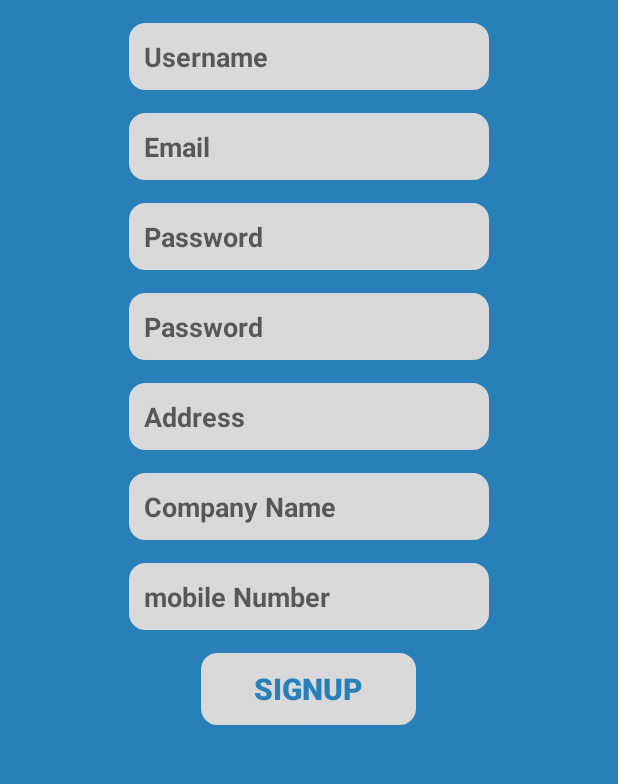
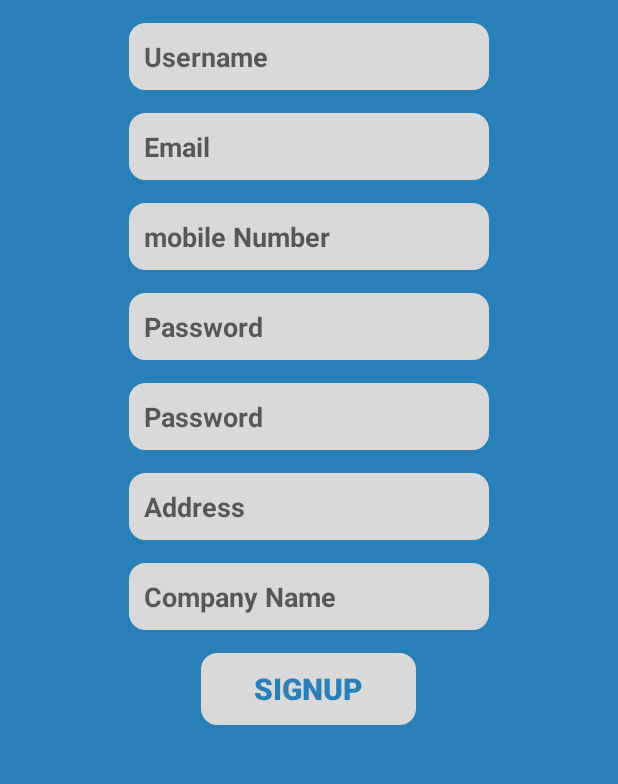
Before and after one commit to amotie/Best_Price_UserApp., an Android app: the screen it shows after launch (Signup), after a tap on "Create Account", on a phone screen of 412 x 824 dp, the part 230-1014 px from its top. Run offline under Robolectric (Android 15) with nearby library versions, the phone set to English and light mode, and no system bars; 1 other tap on this screen came first.

Commit message:
intitial commit

```diff
--- a/projects/app/src/main/AndroidManifest.xml
+++ b/projects/app/src/main/AndroidManifest.xml
@@ -1,7 +1,8 @@
 <?xml version="1.0" encoding="utf-8"?>
 <manifest xmlns:android="http://schemas.android.com/apk/res/android"
     package="com.example.amotie.pharmacyproject">
-
+<uses-permission android:name="android.permission.INTERNET"/>
+    <uses-permission android:name="android.permission.ACCESS_NETWORK_STATE"/>
     <application
         android:allowBackup="true"
         android:icon="@mipmap/ic_launcher"
--- a/projects/app/src/main/java/com/example/amotie/pharmacyproject/Login.java
+++ b/projects/app/src/main/java/com/example/amotie/pharmacyproject/Login.java
@@ -1,23 +1,62 @@
 package com.example.amotie.pharmacyproject;
 
+import android.content.Context;
 import android.content.Intent;
+import android.net.ConnectivityManager;
+import android.net.NetworkInfo;
 import android.support.v7.app.AppCompatActivity;
 import android.os.Bundle;
 import android.view.View;
+import android.widget.EditText;
+import android.widget.ImageView;
+import android.widget.LinearLayout;
+import android.widget.ProgressBar;
+import android.widget.Toast;
+
+import java.math.BigInteger;
 
 public class Login extends AppCompatActivity {
-
+    EditText username,password;
+    ImageView logo;
+LinearLayout linearLayout;
+ProgressBar progressBar;
     @Override
     protected void onCreate(Bundle savedInstanceState) {
         super.onCreate(savedInstanceState);
         setContentView(R.layout.activity_login);
+        username=(EditText)findViewById(R.id.username);
+        password=(EditText)findViewById(R.id.password);
+        logo=(ImageView)findViewById(R.id.logo);
+        linearLayout=(LinearLayout)findViewById(R.id.liner);
+        progressBar=(ProgressBar)findViewById(R.id.progressbar);
     }
     public void Create_Account(View view){
         Intent intent=new Intent(this,Signup.class);
         startActivity(intent);
     }
     public void Login(View view){
-Intent intent=new Intent(this,MainActivity.class);
-startActivity(intent);
+        String usernameText=username.getText().toString();
+        ConnectivityManager connectivityManager=(ConnectivityManager) getApplicationContext().getSystemService(Context.CONNECTIVITY_SERVICE);
+        NetworkInfo networkInfo=connectivityManager.getActiveNetworkInfo();
+        boolean isConnected=networkInfo!=null&&networkInfo.isConnectedOrConnecting();
+        if(isConnected==true){
+            byte[]md5input=password.getText().toString().getBytes();
+            BigInteger md5data=null;
+
+            try {
+                md5data=new BigInteger(1,md5.encryptMD5(md5input));
+            } catch (Exception e) {
+                e.printStackTrace();
+            }
+            String md5st = md5data.toString(16);
+Network network=new Network(Login.this);
+network.execute(usernameText,"123123");
+        }
+        else{
+            Toast.makeText(getApplicationContext(), "Connect to Network  ", Toast.LENGTH_SHORT).show();
+
+        }
+
+
     }
 }
--- a/projects/app/src/main/java/com/example/amotie/pharmacyproject/Signup.java
+++ b/projects/app/src/main/java/com/example/amotie/pharmacyproject/Signup.java
@@ -1,19 +1,58 @@
 package com.example.amotie.pharmacyproject;
 
+import android.content.Context;
 import android.content.Intent;
+import android.net.ConnectivityManager;
+import android.net.NetworkInfo;
 import android.support.v7.app.AppCompatActivity;
 import android.os.Bundle;
 import android.view.View;
+import android.widget.EditText;
+import android.widget.Toast;
+
+import java.math.BigInteger;
 
 public class Signup extends AppCompatActivity {
+    EditText username, email, phone, password, password1, address, companyname;
 
     @Override
     protected void onCreate(Bundle savedInstanceState) {
         super.onCreate(savedInstanceState);
         setContentView(R.layout.activity_signup);
+        username = (EditText) findViewById(R.id.username);
+        email = (EditText) findViewById(R.id.email);
+       phone = (EditText) findViewById(R.id.phone3);
+        password = (EditText) findViewById(R.id.password);
+        password1 = (EditText) findViewById(R.id.password1);
+        address = (EditText) findViewById(R.id.address);
+        companyname = (EditText) findViewById(R.id.companyname);
     }
-    public void SignUp(View view){
-        Intent intent=new Intent(this,Login.class);
-startActivity(intent);
+
+    public void SignUp(View view) {
+        ConnectivityManager connectivityManager = (ConnectivityManager) getApplicationContext().getSystemService(Context.CONNECTIVITY_SERVICE);
+        NetworkInfo networkInfo = connectivityManager.getActiveNetworkInfo();
+        boolean isConnected = networkInfo != null && networkInfo.isConnectedOrConnecting();
+        if (isConnected == true) {
+            if (password.getText().toString().equals(password1.getText().toString()) ) {
+
+                byte[] md5input = password.getText().toString().getBytes();
+                BigInteger md5data = null;
+
+                try {
+                    md5data = new BigInteger(1, md5.encryptMD5(md5input));
+                } catch (Exception e) {
+                    e.printStackTrace();
+                }
+                String md5st = md5data.toString(16);
+                NetworkRegester networkRegester = new NetworkRegester(Signup.this);
+                networkRegester.execute(/*username.getText().toString(), email.getText().toString(), phone.getText().toString(), md5st, address.getText().toString(), companyname.getText().toString()*/"ali","amotie@outlook.com","01001288970",md5st,"adas","asdasd");
+            }
+            else{
+                Toast.makeText(getApplicationContext(), "Password is not correct ", Toast.LENGTH_SHORT).show();
+            }
+        }
+        else {
+            Toast.makeText(getApplicationContext(), "Connect to Network  ", Toast.LENGTH_SHORT).show();
+        }
     }
 }
--- a/projects/app/src/main/java/com/example/amotie/pharmacyproject/Track_Order.java
+++ b/projects/app/src/main/java/com/example/amotie/pharmacyproject/Track_Order.java
@@ -7,7 +7,7 @@ import android.view.View;
 import android.view.ViewGroup;
 import android.widget.BaseAdapter;
 import android.widget.ListView;
-import android.widget.TextView;
+
 
 public class Track_Order extends AppCompatActivity {
 
--- a/projects/app/src/main/res/layout/activity_signup.xml
+++ b/projects/app/src/main/res/layout/activity_signup.xml
@@ -17,75 +17,37 @@
         android:layout_gravity="center"
         android:layout_weight="1"
         />
+
     <LinearLayout
         android:layout_width="match_parent"
         android:layout_height="wrap_content"
-        android:orientation="vertical"
-        android:layout_weight="3">
+        android:layout_weight="3"
+        android:orientation="vertical">
+
         <EditText
+            android:id="@+id/usename"
             android:layout_width="240dp"
             android:layout_height="wrap_content"
+            android:layout_gravity="center"
+            android:layout_marginTop="15dp"
             android:background="@drawable/border"
             android:backgroundTint="@color/colorAccent"
+            android:hint="Username"
+            android:shadowColor="#000000"
+            android:textStyle="bold" />
+
+        <EditText
+            android:id="@+id/email"
+            android:layout_width="240dp"
+
+            android:layout_height="wrap_content"
             android:layout_gravity="center"
-        android:textStyle="bold"
-        android:shadowColor="#000000"
-        android:hint="Username"
-        android:layout_marginTop="15dp"/>
-    <EditText
-        android:layout_width="240dp"
-        android:layout_height="wrap_content"
-
+            android:layout_marginTop="15dp"
             android:background="@drawable/border"
             android:backgroundTint="@color/colorAccent"
-        android:layout_gravity="center"
-        android:textStyle="bold"
+            android:hint="Email"
             android:shadowColor="#000000"
-        android:hint="Email"
-        android:layout_marginTop="15dp"/>
-    <EditText
-        android:layout_width="240dp"
-        android:layout_height="wrap_content"
-        android:background="@drawable/border"
-        android:backgroundTint="@color/colorAccent"
-        android:layout_gravity="center"
-        android:textStyle="bold"
-        android:shadowColor="#000000"
-        android:hint="Password"
-        android:inputType="textPassword"
-        android:layout_marginTop="15dp"
-        />
-    <EditText
-        android:layout_width="240dp"
-        android:layout_height="wrap_content"
-        android:background="@drawable/border"
-        android:backgroundTint="@color/colorAccent"
-        android:layout_gravity="center"
-        android:textStyle="bold"
-        android:shadowColor="#000000"
-        android:hint="Password"
-        android:inputType="textPassword"
-        android:layout_marginTop="15dp"/>
-    <EditText
-        android:layout_width="240dp"
-        android:layout_height="wrap_content"
-        android:background="@drawable/border"
-        android:backgroundTint="@color/colorAccent"
-      android:layout_gravity="center"
-        android:textStyle="bold"
-        android:shadowColor="#000000"
-        android:hint="Address"
-        android:layout_marginTop="15dp"/>
-    <EditText
-        android:layout_width="240dp"
-        android:layout_height="wrap_content"
-        android:background="@drawable/border"
-        android:backgroundTint="@color/colorAccent"
-        android:layout_gravity="center"
-        android:textStyle="bold"
-        android:shadowColor="#000000"
-        android:hint="Company Name"
-        android:layout_marginTop="15dp"/>
+            android:textStyle="bold" />
         <EditText
             android:layout_width="240dp"
             android:layout_height="wrap_content"
@@ -95,23 +57,75 @@
             android:textStyle="bold"
             android:shadowColor="#000000"
             android:hint="mobile Number"
+            android:id="@+id/phone3"
             android:inputType="phone"
             android:layout_marginTop="15dp"
             />
+        <EditText
+            android:id="@+id/password"
+            android:layout_width="240dp"
+            android:layout_height="wrap_content"
+            android:layout_gravity="center"
+            android:layout_marginTop="15dp"
+            android:background="@drawable/border"
+            android:backgroundTint="@color/colorAccent"
+            android:hint="Password"
+            android:inputType="textPassword"
+            android:shadowColor="#000000"
+            android:textStyle="bold" />
+
+        <EditText
+            android:id="@+id/password1"
+            android:layout_width="240dp"
+            android:layout_height="wrap_content"
+            android:layout_gravity="center"
+            android:layout_marginTop="15dp"
+            android:background="@drawable/border"
+            android:backgroundTint="@color/colorAccent"
+            android:hint="Password"
+            android:inputType="textPassword"
+            android:shadowColor="#000000"
+            android:textStyle="bold" />
+
+        <EditText
+            android:id="@+id/address"
+            android:layout_width="240dp"
+            android:layout_height="wrap_content"
+            android:layout_gravity="center"
+            android:layout_marginTop="15dp"
+            android:background="@drawable/border"
+            android:backgroundTint="@color/colorAccent"
+            android:hint="Address"
+            android:shadowColor="#000000"
+            android:textStyle="bold" />
+
+        <EditText
+            android:id="@+id/companyname"
+            android:layout_width="240dp"
+            android:layout_height="wrap_content"
+            android:layout_gravity="center"
+            android:layout_marginTop="15dp"
+            android:background="@drawable/border"
+            android:backgroundTint="@color/colorAccent"
+            android:hint="Company Name"
+            android:shadowColor="#000000"
+            android:textStyle="bold" />
+
+
 
         <Button
             android:layout_width="143dp"
             android:layout_height="wrap_content"
+            android:layout_gravity="center"
+            android:layout_marginTop="15dp"
             android:background="@drawable/border"
             android:backgroundTint="@color/colorAccent"
-        android:layout_gravity="center"
+            android:onClick="SignUp"
+            android:id="@+id/phone2"
             android:shadowColor="#000000"
             android:text="signup"
-        android:textStyle="bold"
             android:textColor="@color/colorPrimary"
             android:textSize="20dp"
-        android:onClick="SignUp"
-        android:layout_marginTop="15dp"
-        />
+            android:textStyle="bold" />
     </LinearLayout>
 </LinearLayout>
--- a/projects/app/src/main/res/layout/nav_header_main.xml
+++ b/projects/app/src/main/res/layout/nav_header_main.xml
@@ -10,11 +10,11 @@ android:backgroundTint="@color/colorPrimary"
     android:theme="@style/ThemeOverlay.AppCompat.Dark">
 
     <ImageView
-        android:id="@+id/imageView"
+        android:id="@+id/imageViewNav"
         android:layout_width="120dp"
         android:layout_height="120dp"
         android:layout_gravity="center"
-        android:contentDescription="@string/nav_header_desc"
+
 
         app:srcCompat="@drawable/profilepic" />
 
@@ -25,6 +25,7 @@ android:backgroundTint="@color/colorPrimary"
         android:text="Username"
         android:layout_gravity="center"
         android:textSize="20dp"
+        android:id="@+id/usernamenav"
         android:textColor="@color/colorAccent"
         android:textStyle="bold"
         />
```
Also changed, not shown: projects/app/src/main/java/com/example/amotie/pharmacyproject/MainActivity.java (+4 -3 lines), projects/app/src/main/java/com/example/amotie/pharmacyproject/Network.java (added, +107 -0 lines), projects/app/src/main/java/com/example/amotie/pharmacyproject/NetworkRegester.java (added, +96 -0 lines), projects/app/src/main/java/com/example/amotie/pharmacyproject/md5.java (added, +11 -0 lines), projects/app/src/main/res/layout/activity_login.xml (+15 -1 lines), projects/app/src/main/res/layout/content_main.xml (+7 -2 lines). Lines whose indentation alone changed are shown as unchanged.
